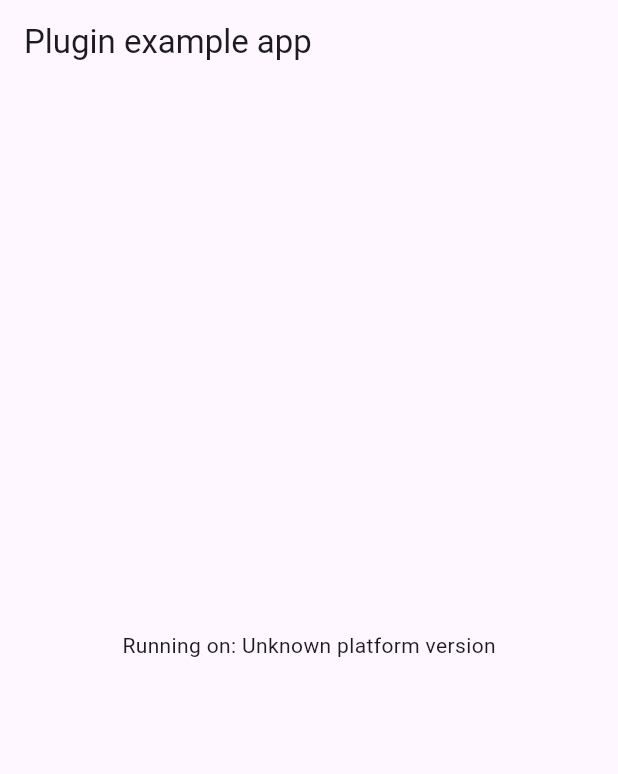
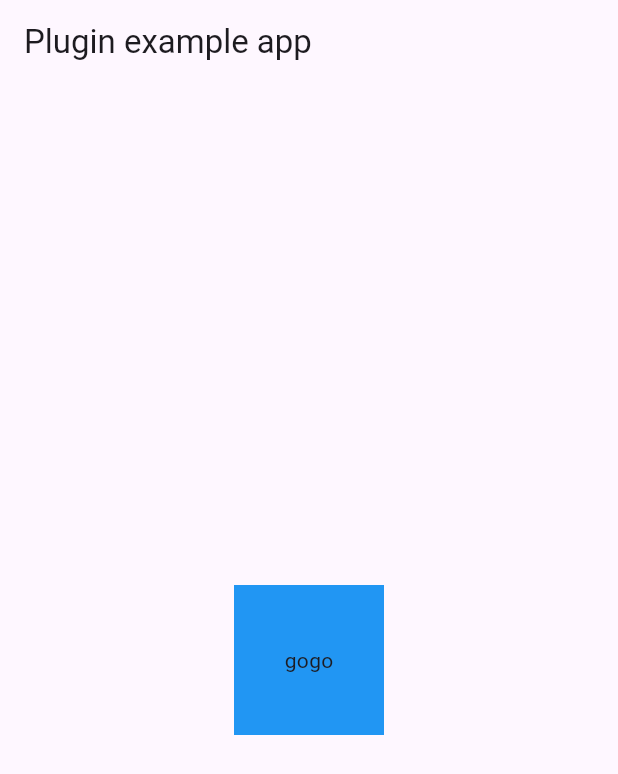
Before and after one commit to hellokiii/pincrux_offerwall_plugin, a Flutter app: the screen it shows after launch, on a phone screen of 412 x 824 dp. Shown: the top 774 px of the screen. Run offline on Flutter 3.47's test engine with Material 3 defaults, Android fonts, the phone set to English and light mode, and no system bars; our stand-ins replace plugin_platform_interface; missing offline and left inert: dart:html.

Commit message:
ios 완성

```diff
--- a/example/lib/main.dart
+++ b/example/lib/main.dart
@@ -55,7 +55,18 @@ class _MyAppState extends State<MyApp> {
           title: const Text('Plugin example app'),
         ),
         body: Center(
-          child: Text('Running on: $_platformVersion\n'),
+          child: InkWell(
+            onTap: () {
+              PincruxOfferwallPlugin.init('', '');
+              PincruxOfferwallPlugin.startPincruxOfferwall();
+            },
+            child: Container(
+              alignment: Alignment.center,
+                width: 100, height: 100,
+                color: Colors.blue,
+                child: Text('gogo')
+            ),
+          ),
         ),
       ),
     );
```
Also changed, not shown: 3 other files.
